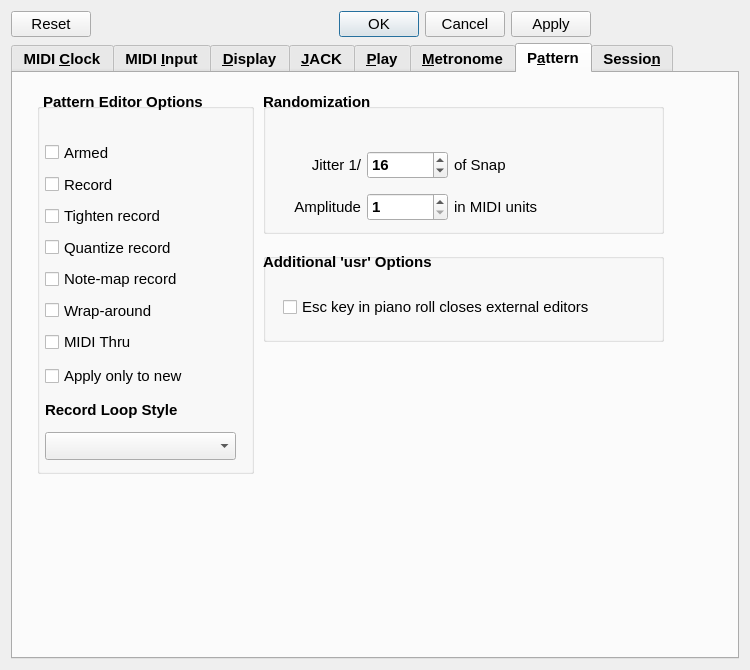
The window that seq_qt5/forms/qseditoptions.ui (ahlstromcj/seq66) describes before a commit, drawn with Qt 5.
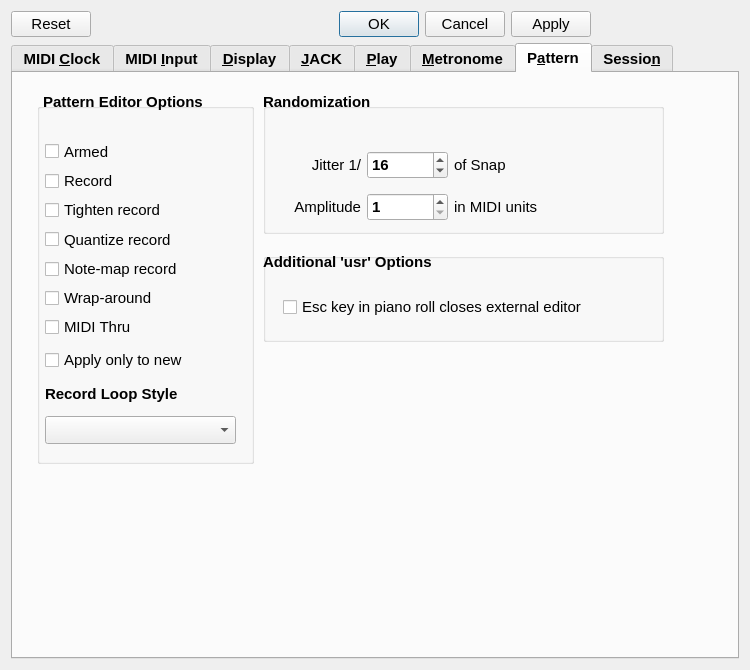
The same window after the commit. The open tabs and pages were chosen to show the change.

Patch:
```diff
--- a/seq_qt5/forms/qseditoptions.ui
+++ b/seq_qt5/forms/qseditoptions.ui
@@ -3171,7 +3171,7 @@
          <x>24</x>
          <y>30</y>
          <width>217</width>
-         <height>371</height>
+         <height>361</height>
         </rect>
        </property>
        <property name="font">
@@ -3183,13 +3183,13 @@
        <property name="title">
         <string/>
        </property>
-       <widget class="QWidget" name="">
+       <widget class="QWidget" name="layoutWidget">
         <property name="geometry">
          <rect>
           <x>8</x>
           <y>40</y>
           <width>191</width>
-          <height>317</height>
+          <height>301</height>
          </rect>
         </property>
         <layout class="QVBoxLayout" name="verticalLayout_7">
@@ -3444,7 +3444,7 @@
          </font>
         </property>
         <property name="text">
-         <string>Esc key in piano roll closes external editors</string>
+         <string>Esc key in piano roll closes external editor</string>
         </property>
        </widget>
        <widget class="QLabel" name="label_23">
```
Left out of the diff: 10 changed lines with no effect on the pictures.
